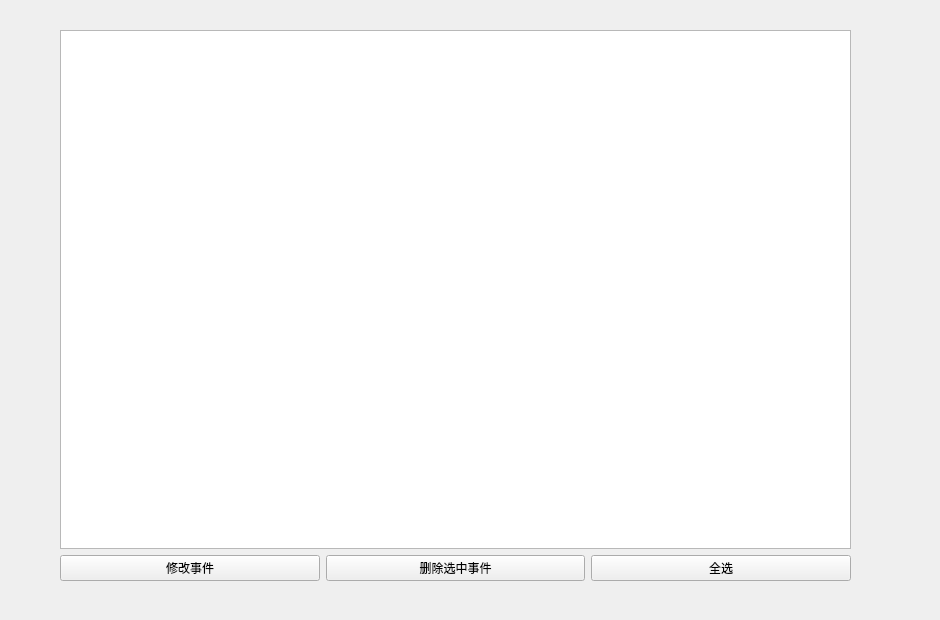
The window that Calendar/to_do_list.ui (Wang2545944538/Calendar) describes before a commit, drawn with Qt 5.
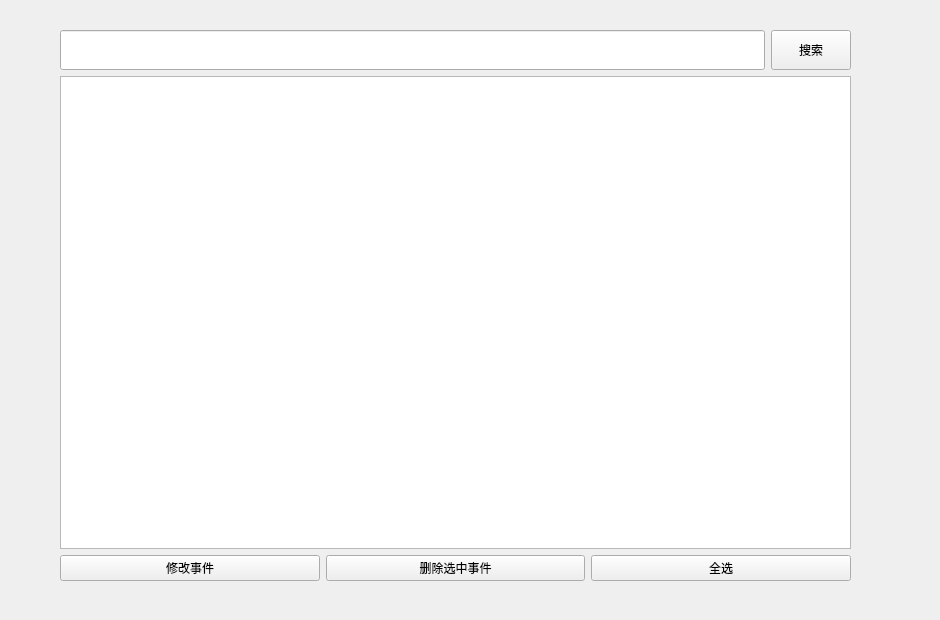
The same window after the commit.

```diff
--- a/Calendar/to_do_list.ui
+++ b/Calendar/to_do_list.ui
@@ -13,7 +13,7 @@
   <property name="windowTitle">
    <string>Form</string>
   </property>
-  <widget class="QWidget" name="">
+  <widget class="QWidget" name="layoutWidget">
    <property name="geometry">
     <rect>
      <x>60</x>
@@ -23,20 +23,7 @@
     </rect>
    </property>
    <layout class="QGridLayout" name="gridLayout">
-    <item row="0" column="0">
-     <widget class="QTableWidget" name="tableWidget">
-      <property name="gridStyle">
-       <enum>Qt::SolidLine</enum>
-      </property>
-      <property name="rowCount">
-       <number>0</number>
-      </property>
-      <property name="columnCount">
-       <number>0</number>
-      </property>
-     </widget>
-    </item>
-    <item row="1" column="0">
+    <item row="2" column="0">
      <layout class="QHBoxLayout" name="horizontalLayout">
       <item>
        <widget class="QPushButton" name="changeEvent">
@@ -61,6 +48,46 @@
       </item>
      </layout>
     </item>
+    <item row="1" column="0">
+     <widget class="QTableWidget" name="tableWidget">
+      <property name="gridStyle">
+       <enum>Qt::SolidLine</enum>
+      </property>
+      <property name="rowCount">
+       <number>0</number>
+      </property>
+      <property name="columnCount">
+       <number>0</number>
+      </property>
+     </widget>
+    </item>
+    <item row="0" column="0">
+     <layout class="QHBoxLayout" name="horizontalLayout_2">
+      <item>
+       <widget class="QLineEdit" name="search_edit">
+        <property name="minimumSize">
+         <size>
+          <width>0</width>
+          <height>40</height>
+         </size>
+        </property>
+       </widget>
+      </item>
+      <item>
+       <widget class="QPushButton" name="search_button">
+        <property name="minimumSize">
+         <size>
+          <width>0</width>
+          <height>40</height>
+         </size>
+        </property>
+        <property name="text">
+         <string>搜索</string>
+        </property>
+       </widget>
+      </item>
+     </layout>
+    </item>
    </layout>
   </widget>
  </widget>
```
